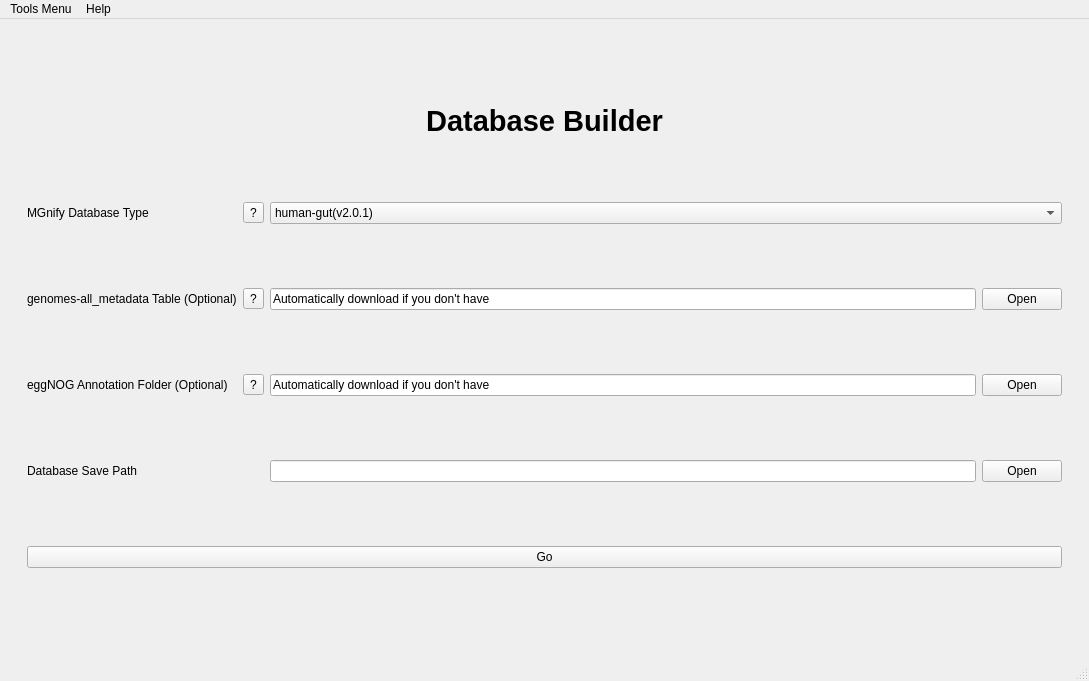
Before: the Qt Designer form utils/MetaX_GUI/MainWindow.ui in byemaxx/MetaX, drawn with Qt 5.
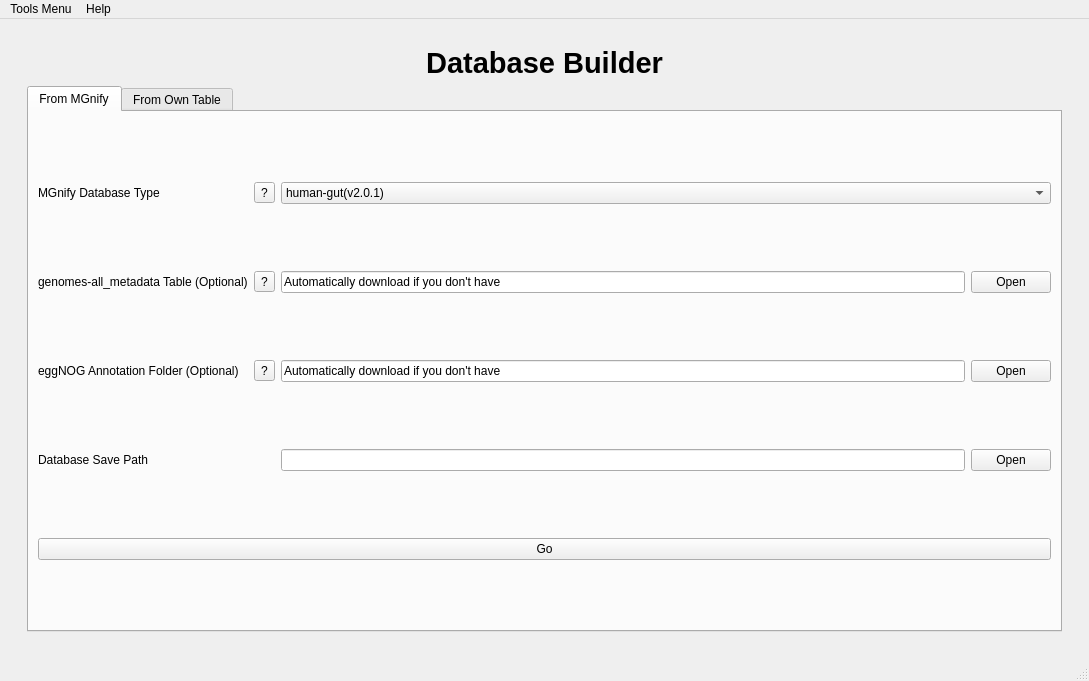
After: the same form once the commit is applied. The open tabs and pages were chosen to show the change.

Commit message: modified:   utils/GUI.py 	renamed:    utils/MetaX_GUI/DBBuilderQThread.py -> utils/MetaX_GUI/DBBuilderMAGQThread.py 	new file:   utils/MetaX_GUI/DBBuilderOwnQThread.py 	modified:   utils/MetaX_GUI/MainWindow.ui     add new function to build own database

Diff of the .ui file:
```diff
--- a/utils/MetaX_GUI/MainWindow.ui
+++ b/utils/MetaX_GUI/MainWindow.ui
@@ -3700,13 +3700,117 @@
            <bool>true</bool>
           </property>
           <layout class="QGridLayout" name="gridLayout_5">
+           <item row="0" column="1">
+            <widget class="QLabel" name="label_48">
+             <property name="sizePolicy">
+              <sizepolicy hsizetype="Expanding" vsizetype="Fixed">
+               <horstretch>0</horstretch>
+               <verstretch>0</verstretch>
+              </sizepolicy>
+             </property>
+             <property name="font">
+              <font>
+               <family>Arial</family>
+               <pointsize>22</pointsize>
+               <weight>75</weight>
+               <bold>true</bold>
+              </font>
+             </property>
+             <property name="text">
+              <string>Database Builder</string>
+             </property>
+             <property name="alignment">
+              <set>Qt::AlignCenter</set>
+             </property>
+            </widget>
+           </item>
+           <item row="1" column="0" colspan="3">
+            <widget class="QTabWidget" name="tabWidget_5">
+             <property name="currentIndex">
+              <number>0</number>
+             </property>
+             <widget class="QWidget" name="tab_11">
+              <attribute name="title">
+               <string>From MGnify</string>
+              </attribute>
+              <layout class="QGridLayout" name="gridLayout_31">
            <item row="1" column="0">
             <widget class="QLabel" name="label">
+                 <property name="sizePolicy">
+                  <sizepolicy hsizetype="Fixed" vsizetype="Preferred">
+                   <horstretch>0</horstretch>
+                   <verstretch>0</verstretch>
+                  </sizepolicy>
+                 </property>
              <property name="text">
               <string>MGnify Database Type</string>
              </property>
             </widget>
            </item>
+               <item row="2" column="1">
+                <widget class="QToolButton" name="toolButton_db_all_meta_help">
+                 <property name="text">
+                  <string>?</string>
+                 </property>
+                </widget>
+               </item>
+               <item row="3" column="2">
+                <widget class="QLineEdit" name="lineEdit_db_anno_folder">
+                 <property name="sizePolicy">
+                  <sizepolicy hsizetype="Preferred" vsizetype="Fixed">
+                   <horstretch>0</horstretch>
+                   <verstretch>0</verstretch>
+                  </sizepolicy>
+                 </property>
+                 <property name="text">
+                  <string>Automatically download if you don't have</string>
+                 </property>
+                </widget>
+               </item>
+               <item row="5" column="0">
+                <widget class="QLabel" name="label_11">
+                 <property name="text">
+                  <string>Database Save Path</string>
+                 </property>
+                </widget>
+               </item>
+               <item row="2" column="2">
+                <widget class="QLineEdit" name="lineEdit_db_all_meta_path">
+                 <property name="sizePolicy">
+                  <sizepolicy hsizetype="Preferred" vsizetype="Fixed">
+                   <horstretch>0</horstretch>
+                   <verstretch>0</verstretch>
+                  </sizepolicy>
+                 </property>
+                 <property name="text">
+                  <string>Automatically download if you don't have</string>
+                 </property>
+                </widget>
+               </item>
+               <item row="3" column="0">
+                <widget class="QLabel" name="label_10">
+                 <property name="text">
+                  <string>eggNOG Annotation Folder (Optional)</string>
+                 </property>
+                </widget>
+               </item>
+               <item row="3" column="3">
+                <widget class="QPushButton" name="pushButton_get_db_anno_folder">
+                 <property name="text">
+                  <string>Open</string>
+                 </property>
+                </widget>
+               </item>
+               <item row="5" column="2">
+                <widget class="QLineEdit" name="lineEdit_db_save_path"/>
+               </item>
+               <item row="1" column="1">
+                <widget class="QToolButton" name="toolButton_db_type_help">
+                 <property name="text">
+                  <string>?</string>
+                 </property>
+                </widget>
+               </item>
            <item row="3" column="1">
             <widget class="QToolButton" name="toolButton_db_anno_folder_help">
              <property name="text">
@@ -3714,6 +3818,33 @@
              </property>
             </widget>
            </item>
+               <item row="2" column="0">
+                <widget class="QLabel" name="label_9">
+                 <property name="text">
+                  <string>genomes-all_metadata Table (Optional)</string>
+                 </property>
+                </widget>
+               </item>
+               <item row="2" column="3">
+                <widget class="QPushButton" name="pushButton_get_all_meta_path">
+                 <property name="sizePolicy">
+                  <sizepolicy hsizetype="Fixed" vsizetype="Fixed">
+                   <horstretch>0</horstretch>
+                   <verstretch>0</verstretch>
+                  </sizepolicy>
+                 </property>
+                 <property name="text">
+                  <string>Open</string>
+                 </property>
+                </widget>
+               </item>
+               <item row="5" column="3">
+                <widget class="QPushButton" name="pushButton_get_db_save_path">
+                 <property name="text">
+                  <string>Open</string>
+                 </property>
+                </widget>
+               </item>
            <item row="1" column="2" colspan="2">
             <widget class="QComboBox" name="comboBox_db_type">
              <item>
@@ -3758,120 +3889,87 @@
              </item>
             </widget>
            </item>
-           <item row="3" column="2">
-            <widget class="QLineEdit" name="lineEdit_db_anno_folder">
-             <property name="sizePolicy">
-              <sizepolicy hsizetype="Preferred" vsizetype="Fixed">
-               <horstretch>0</horstretch>
-               <verstretch>0</verstretch>
-              </sizepolicy>
-             </property>
-             <property name="text">
-              <string>Automatically download if you don't have</string>
-             </property>
-            </widget>
-           </item>
-           <item row="5" column="0" colspan="4">
+               <item row="6" column="0" colspan="4">
             <widget class="QPushButton" name="pushButton_run_db_builder">
              <property name="text">
               <string>Go</string>
              </property>
             </widget>
            </item>
-           <item row="2" column="3">
-            <widget class="QPushButton" name="pushButton_get_all_meta_path">
-             <property name="text">
-              <string>Open</string>
-             </property>
-            </widget>
-           </item>
+              </layout>
+             </widget>
+             <widget class="QWidget" name="tab_14">
+              <attribute name="title">
+               <string>From Own Table</string>
+              </attribute>
+              <layout class="QGridLayout" name="gridLayout_32">
            <item row="2" column="2">
-            <widget class="QLineEdit" name="lineEdit_db_all_meta_path">
-             <property name="sizePolicy">
-              <sizepolicy hsizetype="Preferred" vsizetype="Fixed">
-               <horstretch>0</horstretch>
-               <verstretch>0</verstretch>
-              </sizepolicy>
-             </property>
-             <property name="text">
-              <string>Automatically download if you don't have</string>
-             </property>
-            </widget>
-           </item>
-           <item row="2" column="0">
-            <widget class="QLabel" name="label_9">
-             <property name="text">
-              <string>genomes-all_metadata Table (Optional)</string>
-             </property>
-            </widget>
+                <widget class="QLineEdit" name="lineEdit_db_own_taxa_path"/>
            </item>
            <item row="3" column="0">
-            <widget class="QLabel" name="label_10">
+                <widget class="QLabel" name="label_88">
              <property name="text">
-              <string>eggNOG Annotation Folder (Optional)</string>
+                  <string>Database Save Path</string>
              </property>
             </widget>
            </item>
-           <item row="1" column="1">
-            <widget class="QToolButton" name="toolButton_db_type_help">
+               <item row="0" column="0">
+                <widget class="QLabel" name="label_86">
+                 <property name="text">
+                  <string>Annotation Table</string>
+                 </property>
+                </widget>
+               </item>
+               <item row="0" column="1">
+                <widget class="QToolButton" name="toolButton_db_own_anno_help">
              <property name="text">
               <string>?</string>
              </property>
             </widget>
            </item>
            <item row="3" column="3">
-            <widget class="QPushButton" name="pushButton_get_db_anno_folder">
+                <widget class="QPushButton" name="pushButton_db_own_open_db_save_path">
+                 <property name="text">
+                  <string>Open</string>
+                 </property>
+                </widget>
+               </item>
+               <item row="0" column="2">
+                <widget class="QLineEdit" name="lineEdit_db_own_anno_path"/>
+               </item>
+               <item row="2" column="3">
+                <widget class="QPushButton" name="pushButton_db_own_open_taxa">
+                 <property name="text">
+                  <string>Open</string>
+                 </property>
+                </widget>
+               </item>
+               <item row="0" column="3">
+                <widget class="QPushButton" name="pushButton_db_own_open_anno">
              <property name="text">
               <string>Open</string>
              </property>
             </widget>
            </item>
            <item row="2" column="1">
-            <widget class="QToolButton" name="toolButton_db_all_meta_help">
+                <widget class="QToolButton" name="toolButton_own_taxa_help">
              <property name="text">
               <string>?</string>
              </property>
             </widget>
            </item>
-           <item row="4" column="0">
-            <widget class="QLabel" name="label_11">
-             <property name="text">
-              <string>Database Save Path</string>
-             </property>
-            </widget>
-           </item>
-           <item row="4" column="3">
-            <widget class="QPushButton" name="pushButton_get_db_save_path">
+               <item row="3" column="2">
+                <widget class="QLineEdit" name="lineEdit_db_own_db_save_path"/>
+               </item>
+               <item row="4" column="0" colspan="4">
+                <widget class="QPushButton" name="pushButton_db_own_run_build_db">
              <property name="text">
-              <string>Open</string>
+                  <string>Go</string>
              </property>
             </widget>
            </item>
-           <item row="4" column="2">
-            <widget class="QLineEdit" name="lineEdit_db_save_path"/>
-           </item>
-           <item row="0" column="0" colspan="4">
-            <widget class="QLabel" name="label_48">
-             <property name="sizePolicy">
-              <sizepolicy hsizetype="Expanding" vsizetype="Fixed">
-               <horstretch>0</horstretch>
-               <verstretch>0</verstretch>
-              </sizepolicy>
-             </property>
-             <property name="font">
-              <font>
-               <family>Arial</family>
-               <pointsize>22</pointsize>
-               <weight>75</weight>
-               <bold>true</bold>
-              </font>
-             </property>
-             <property name="text">
-              <string>Database Builder</string>
-             </property>
-             <property name="alignment">
-              <set>Qt::AlignCenter</set>
-             </property>
+              </layout>
+             </widget>
             </widget>
            </item>
           </layout>
```
Left out of the diff: 18 changed lines with no effect on the pictures. Lines whose indentation alone changed are shown as unchanged. The commit also changes 14 other files.
